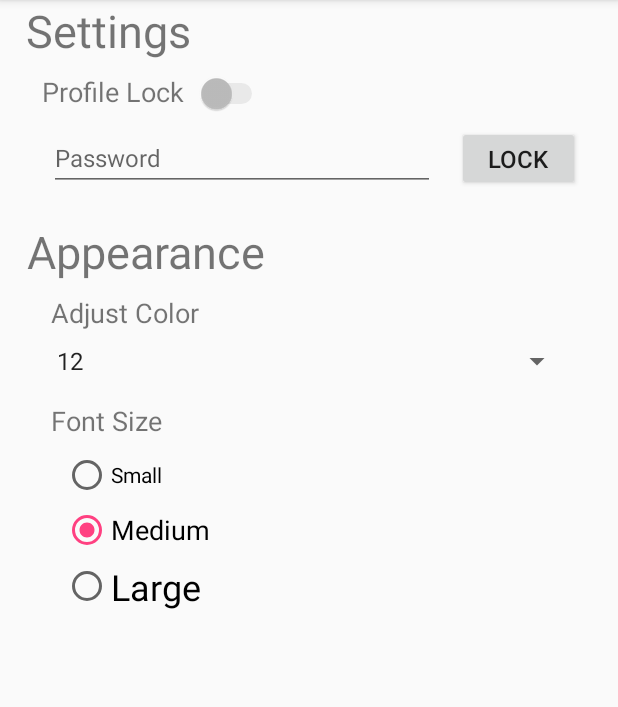
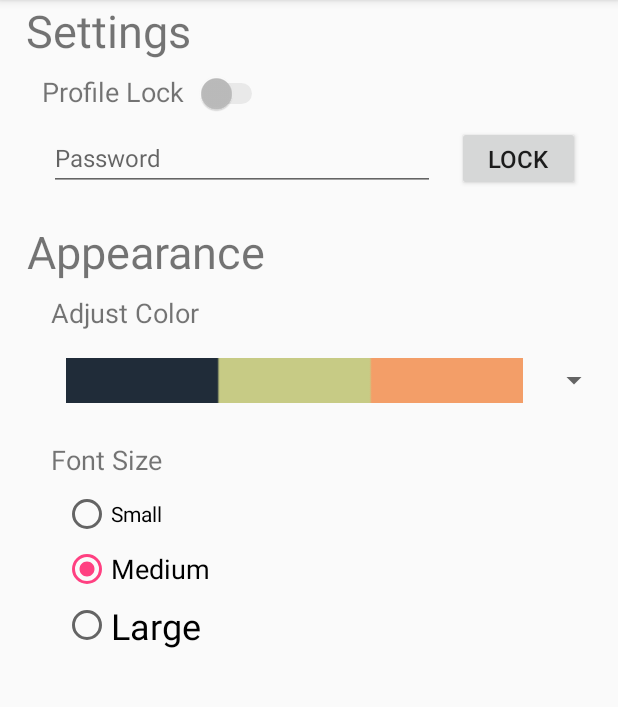
Before and after one commit to mat2567/OnTheSpectrum, an Android app: the screen it shows after launch (SettingsActivity), after a tap on "SETTINGS", on a phone screen of 412 x 824 dp, the part 84-791 px from its top. Run offline under Robolectric (Android 15) with nearby library versions, the light colour scheme and no system bars.

Commit message:
Choose from color swatches in a spinner to set the color theme.

```diff
--- /dev/null
+++ b/app/src/main/java/com/ots/tdd/onthespectrum/ColorSpinner.java
@@ -0,0 +1,61 @@
+package com.ots.tdd.onthespectrum;
+
+/**
+ * Created by francestsenn on 11/5/17.
+ */
+import android.app.Activity;
+import android.app.LauncherActivity;
+import android.content.Context;
+import android.view.LayoutInflater;
+import android.view.View;
+import android.view.ViewGroup;
+import android.widget.ArrayAdapter;
+import android.widget.ImageView;
+import android.widget.TextView;
+
+import java.util.ArrayList;
+
+public class ColorSpinner extends ArrayAdapter<Integer> {
+
+    LayoutInflater inflater;
+    Integer[] objects;
+    ViewHolder holder = null;
+
+    public ColorSpinner(Context context, int textViewResourceId, Integer[] objects) {
+        super(context, textViewResourceId, objects);
+        inflater = ((Activity) context).getLayoutInflater();
+        this.objects = objects;
+    }
+
+    @Override
+    public View getDropDownView(int position, View convertView, ViewGroup parent) {
+        return getCustomView(position, convertView, parent);
+    }
+
+    @Override
+    public View getView(int position, View convertView, ViewGroup parent) {
+        return getCustomView(position, convertView, parent);
+    }
+
+    public View getCustomView(int position, View convertView, ViewGroup parent) {
+
+        Integer listItem = objects[position];
+        View row = convertView;
+
+        if (null == row) {
+            holder = new ViewHolder();
+            row = inflater.inflate(R.layout.spinner_row, parent, false);
+            holder.colorSwatch = (ImageView) row.findViewById(R.id.colorSwatch);
+            row.setTag(holder);
+        } else {
+            holder = (ViewHolder) row.getTag();
+        }
+        holder.colorSwatch.setBackgroundResource(listItem);
+
+        return row;
+    }
+
+    static class ViewHolder {
+        ImageView colorSwatch;
+    }
+}
--- a/app/src/main/java/com/ots/tdd/onthespectrum/SettingsActivity.java
+++ b/app/src/main/java/com/ots/tdd/onthespectrum/SettingsActivity.java
@@ -11,6 +11,7 @@ import android.util.TypedValue;
 import android.view.View;
 import android.widget.AdapterView;
 import android.widget.ArrayAdapter;
+import android.widget.BaseAdapter;
 import android.widget.Button;
 import android.widget.CompoundButton;
 import android.widget.EditText;
@@ -25,6 +26,7 @@ import android.widget.Toast;
 import org.w3c.dom.Text;
 
 import java.sql.SQLOutput;
+import java.util.ArrayList;
 
 import static android.support.constraint.R.id.parent;
 
@@ -49,6 +51,10 @@ public class SettingsActivity extends AppCompatActivity implements OnItemSelecte
     String password = "";
 
     private Spinner spinner;
+
+    private static Integer[] colorSwatches = { R.drawable.swatch_1,
+            R.drawable.swatch_2, R.drawable.swatch_3, R.drawable.swatch_4,
+            R.drawable.swatch_5, R.drawable.swatch_6 };
 
     @Override
     protected void onCreate(Bundle savedInstanceState) {
@@ -149,11 +155,31 @@ public class SettingsActivity extends AppCompatActivity implements OnItemSelecte
 
         //spinner stuff for colors
         spinner = (Spinner) findViewById(R.id.colorSpinner);
-        ArrayAdapter<CharSequence> adapter = ArrayAdapter.createFromResource(this,
-                R.array.fontSizeAttempt, android.R.layout.simple_spinner_item);
-        adapter.setDropDownViewResource(android.R.layout.simple_spinner_dropdown_item);
+        ArrayAdapter<Integer> adapter = new ColorSpinner(this, R.layout.spinner_row, colorSwatches);
         spinner.setAdapter(adapter);
 
+        int position = 0;
+        switch (theme) {
+            case R.style.Theme1:
+                position = 0;
+                break;
+            case R.style.Theme2:
+                position = 1;
+                break;
+            case R.style.Theme3:
+                position = 2;
+                break;
+            case R.style.Theme4:
+                position = 3;
+                break;
+            case R.style.Theme5:
+                position = 4;
+                break;
+            case R.style.Theme6:
+                position = 5;
+                break;
+        }
+        spinner.setSelection(position, false);
         final SettingsActivity currentActivity = this;
         spinner.post(new Runnable() {
             public void run() {
@@ -171,26 +197,23 @@ public class SettingsActivity extends AppCompatActivity implements OnItemSelecte
 
     @Override
     public void onItemSelected(AdapterView<?> parent, View selectedItemView, int pos, long id){
-        int theme = R.style.AppTheme;
+        int theme = R.style.Theme1;
         switch (pos)
         {
             //case 0 is default
             case 1:
-                theme = R.style.Theme1;
+                theme = R.style.Theme2;
                 break;
             case 2:
-                theme = R.style.Theme2;
+                theme = R.style.Theme3;
                 break;
             case 3:
-                theme = R.style.Theme3;
+                theme = R.style.Theme4;
                 break;
             case 4:
-                theme = R.style.Theme4;
+                theme = R.style.Theme5;
                 break;
             case 5:
-                theme = R.style.Theme5;
-                break;
-            case 6:
                 theme = R.style.Theme6;
                 break;
         }
--- a/app/src/main/res/layout/activity_settings.xml
+++ b/app/src/main/res/layout/activity_settings.xml
@@ -164,11 +164,11 @@
         android:id="@+id/colorSpinner"
         android:layout_width="0dp"
         android:layout_height="wrap_content"
-        android:layout_marginEnd="30dp"
-        android:layout_marginStart="30dp"
+        android:layout_marginEnd="5dp"
         android:layout_marginTop="8dp"
+        android:spinnerMode="dialog"
         app:layout_constraintEnd_toEndOf="parent"
-        app:layout_constraintStart_toStartOf="parent"
+        app:layout_constraintStart_toStartOf="@+id/AdjustColorText"
         app:layout_constraintTop_toBottomOf="@+id/AdjustColorText" />
 
 
--- /dev/null
+++ b/app/src/main/res/layout/spinner_row.xml
@@ -0,0 +1,15 @@
+<?xml version="1.0" encoding="utf-8"?>
+<RelativeLayout xmlns:android="http://schemas.android.com/apk/res/android"
+    android:layout_width="match_parent"
+    android:layout_height="wrap_content"
+    android:layout_gravity="center"
+    android:padding="10dip">
+
+    <ImageView
+        android:id="@+id/colorSwatch"
+        android:layout_width="match_parent"
+        android:layout_height="30dp"
+        android:layout_centerVertical="true"
+        android:background="@drawable/swatch_1" />
+
+</RelativeLayout>
```
Also changed, not shown: app/src/main/res/drawable/sample_0.jpg (deleted), app/src/main/res/drawable/sample_1.jpg (deleted), app/src/main/res/drawable/sample_2.jpg (deleted), app/src/main/res/drawable/sample_3.jpg (deleted), app/src/main/res/drawable/sample_4.jpg (deleted), app/src/main/res/drawable/sample_5.jpg (deleted), app/src/main/res/drawable/sample_6.jpg (deleted), app/src/main/res/drawable/sample_7.jpg (deleted), app/src/main/res/drawable/swatch_1.png (renamed from app/src/main/res/color_swatches/swatch_4.png), app/src/main/res/drawable/swatch_2.png (renamed from app/src/main/res/color_swatches/swatch_5.png), app/src/main/res/drawable/swatch_3.png (renamed from app/src/main/res/color_swatches/swatch_3.png), app/src/main/res/drawable/swatch_4.png (renamed from app/src/main/res/color_swatches/swatch_1.png), app/src/main/res/drawable/swatch_5.png (renamed from app/src/main/res/color_swatches/swatch_6.png), app/src/main/res/drawable/swatch_6.png (renamed from app/src/main/res/color_swatches/swatch_2.png).
